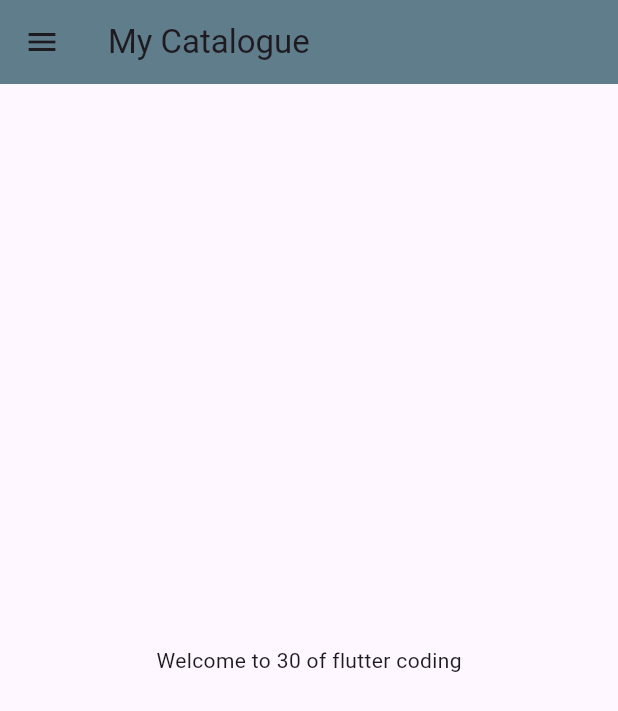
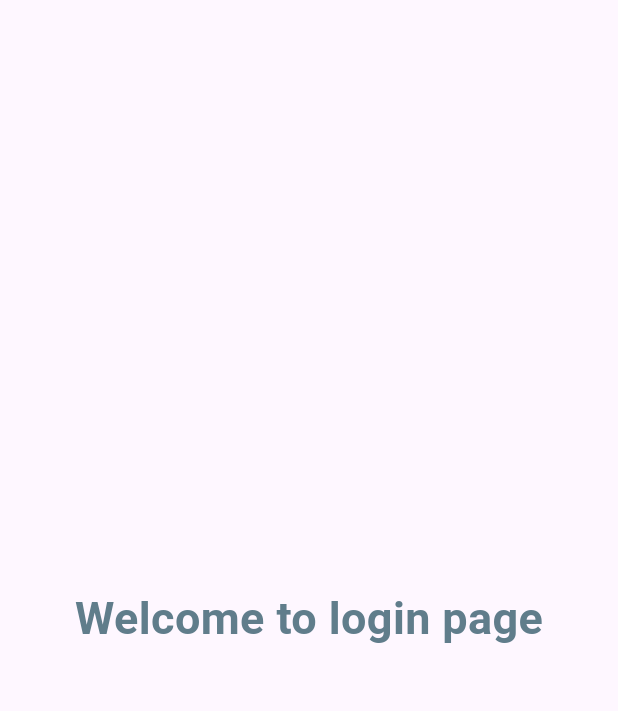
Before and after one commit to ShubhamGuptadln/learnflutter, a Flutter app: the screen it shows after launch, on a phone screen of 412 x 824 dp. Shown: the top 711 px of the screen. Run offline on Flutter 3.47's test engine with Material 3 defaults, Android fonts, the phone set to English and light mode, and no system bars.

Commit message:
font family and theme data and route done

```diff
--- a/lib/main.dart
+++ b/lib/main.dart
@@ -1,5 +1,6 @@
 import 'package:flutter/material.dart';
-import 'package:learnflutter/home_page.dart';
+import 'package:learnflutter/pages/home_page.dart';
+import 'package:learnflutter/pages/login_page.dart';
 
 void main() {
   runApp(MyApp());
@@ -12,7 +13,16 @@ class MyApp extends StatelessWidget {
   Widget build(BuildContext context) {
 
     return MaterialApp(
-      home: HomePage()
+   //   home: LoginPage()
+   theme: ThemeData(brightness: Brightness.light,primaryColor: Colors.lightBlueAccent),
+   initialRoute: "/login",
+   routes: {
+    "/": (context) => LoginPage(), //by default it will go to login page
+    "/login": (context) => LoginPage(), // for this we have to do it manually
+    "/home": (context) => HomePage(),
+   },
+
     );
+
   }
 }
--- /dev/null
+++ b/lib/pages/login_page.dart
@@ -0,0 +1,14 @@
+import 'package:flutter/material.dart';
+class LoginPage extends StatelessWidget {
+  const LoginPage({super.key});
+
+  @override
+  Widget build(BuildContext context) {
+    return Material(
+
+
+      child: Center(child: Text("Welcome to login page",
+       style: TextStyle(fontSize: 30,color: Colors.blueGrey,
+       fontWeight: FontWeight.bold),)),);
+  }
+}
```
Also changed, not shown: lib/pages/home_page.dart (renamed from lib/home_page.dart).
